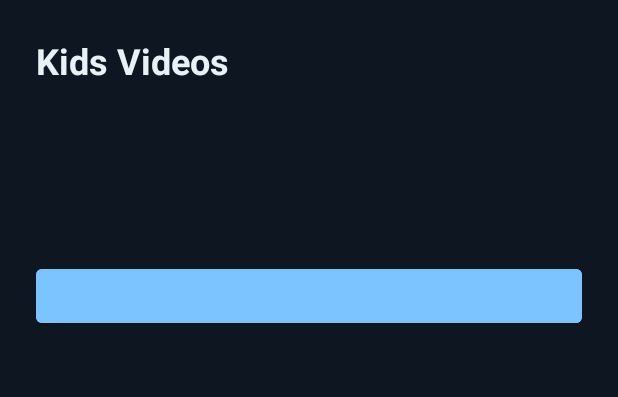
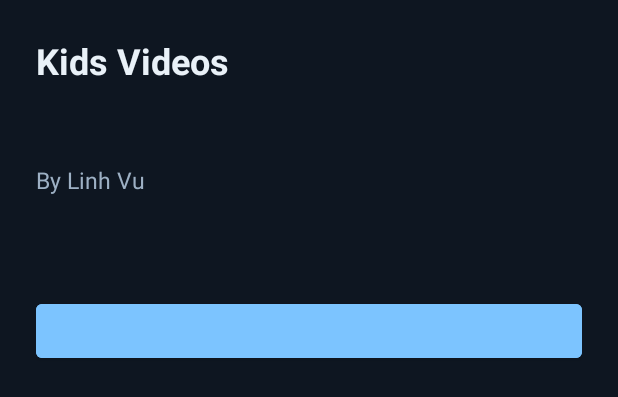
Before and after one commit to vtlinh/tinytube, an Android app: the layout activity_about.xml on its own in the app's theme, with its tools: preview values and no code run, on a phone screen of 412 x 824 dp. Shown: the top 397 px of the screen. Run offline under Robolectric (Android 15) with nearby library versions, the phone set to English and light mode, and no system bars.

Commit message:
Credit Linh Vu on the About screen
Co-Authored-By: Claude Opus 5 <noreply@anthropic.com>
Claude-Session: https://claude.ai/code/session_016Ewwj8EohGGt1JQnv7LEw6

```diff
--- a/android/app/src/main/res/layout/activity_about.xml
+++ b/android/app/src/main/res/layout/activity_about.xml
@@ -31,6 +31,15 @@
             android:layout_width="wrap_content"
             android:layout_height="wrap_content"
             android:paddingTop="2dp"
+            android:textSize="15sp"
+            android:textColor="@color/text_muted" />
+
+        <TextView
+            android:id="@+id/author"
+            android:layout_width="wrap_content"
+            android:layout_height="wrap_content"
+            android:paddingTop="2dp"
+            android:text="@string/author"
             android:textSize="15sp"
             android:textColor="@color/text_muted" />
 
--- a/android/app/src/main/res/values/strings.xml
+++ b/android/app/src/main/res/values/strings.xml
@@ -37,6 +37,7 @@
     <!-- The versionCode is what the updater actually compares, but it means
          nothing to a parent — the version name is the human-facing one. -->
     <string name="version_fmt">Version %1$s</string>
+    <string name="author">By Linh Vu</string>
     <plurals name="approved_channels">
         <item quantity="one">%d approved channel</item>
         <item quantity="other">%d approved channels</item>
```
